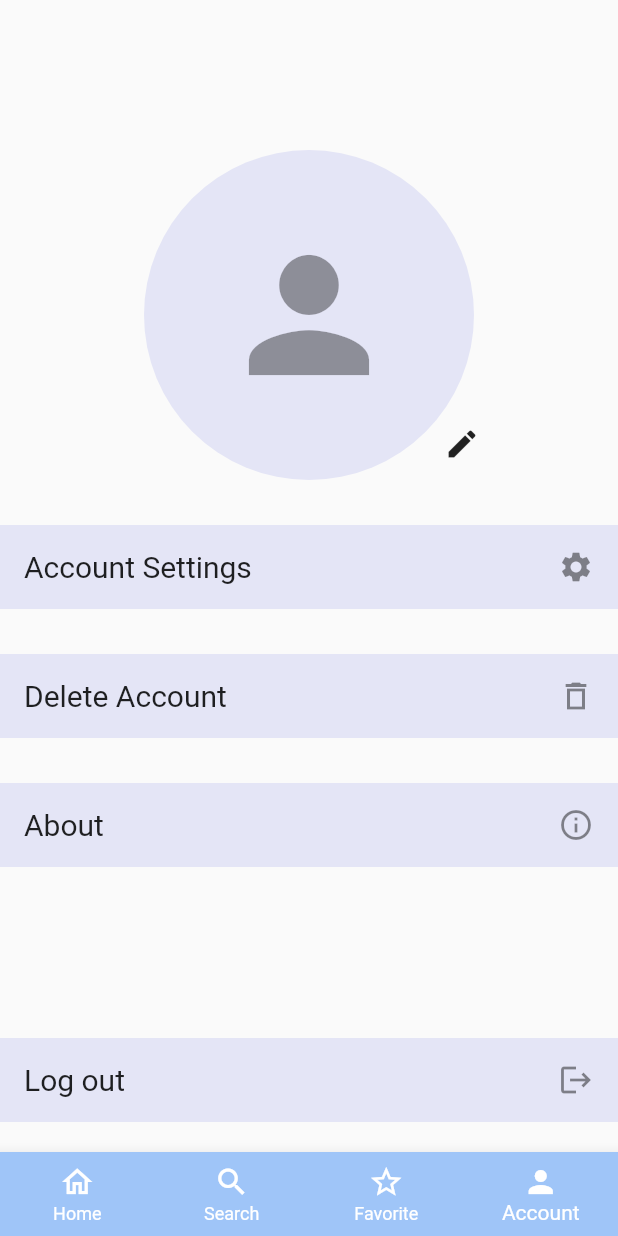
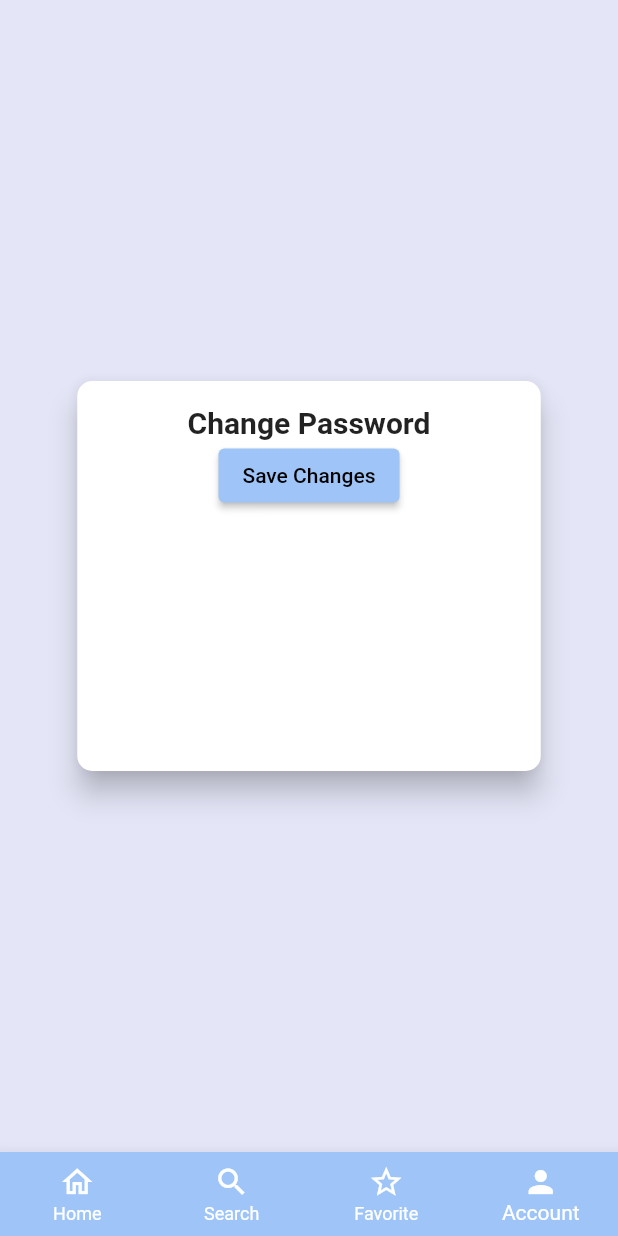
Before and after one commit to imranZMiko/Eten, a Flutter app: the screen it shows after launch, item 4 of the bottom bar chosen, on a phone screen of 412 x 824 dp. Run offline on Flutter 3.47's test engine with Material 2 defaults, Android fonts, the phone set to English and light mode, and no system bars.

Commit message:
Added change password screen

```diff
--- /dev/null
+++ b/lib/screens/change_password.dart
@@ -0,0 +1,19 @@
+import 'package:eten/widgets/authentication_card.dart';
+import 'package:flutter/material.dart';
+
+class ChangePassword extends StatelessWidget {
+  const ChangePassword({Key? key}) : super(key: key);
+
+  @override
+  Widget build(BuildContext context) {
+    return Scaffold(
+      backgroundColor: Theme.of(context).backgroundColor,
+      body: Center(
+        child: AuthCard(
+        topText: 'Change Password',
+        formTextList: ['Old Password', 'New Password', 'Confirm New Password'],
+        buttonText: 'Save Changes',
+      ),),
+    );
+  }
+}
--- a/lib/widgets/authentication_card.dart
+++ b/lib/widgets/authentication_card.dart
@@ -1,5 +1,6 @@
 import 'package:flutter/material.dart';
 import 'package:eten/widgets/authentication_fields.dart';
+import 'package:flutter/rendering.dart';
 
 class AuthCard extends StatelessWidget {
   const AuthCard(
@@ -11,7 +12,7 @@ class AuthCard extends StatelessWidget {
       : super(key: key);
 
   final String topText;
-  final List<Map<String, String>> formTextList;
+  final List<String> formTextList;
   final String buttonText;
   final textButtonText;
 
@@ -31,15 +32,24 @@ class AuthCard extends StatelessWidget {
         child: Form(
           child: Column(
             children: <Widget>[
-              Text(topText),
-              ListView.builder(
+              Text(
+                topText,
+                style: TextStyle(
+                  fontSize: 20,
+                  fontWeight: FontWeight.bold,
+                ),
+              ),
+
+              /* ListView.builder(
                 scrollDirection: Axis.horizontal,
                 itemBuilder: (context, index) {
                   return Authfield(formText: formTextList[index]);
                 },
                 itemCount: formTextList.length,
-              ),
+              ),*/
               ElevatedButton(
+               /* style: ButtonStyle(
+                    backgroundColor: ),*/
                 onPressed: () {},
                 child: Text(buttonText),
               ),
--- a/lib/widgets/authentication_fields.dart
+++ b/lib/widgets/authentication_fields.dart
@@ -2,15 +2,18 @@ import 'package:flutter/material.dart';
 
 class Authfield extends StatelessWidget {
   const Authfield({required this.formText, Key? key}) : super(key: key);
-  final Map<String, String> formText;
+  final String formText;
 
   @override
   Widget build(BuildContext context) {
     return TextFormField(
-      decoration: InputDecoration(labelText: formText as String),
+      decoration: InputDecoration(labelText: formText),
       onSaved: (value) {},
-      obscureText: formText as String == 'Password' ||
-              formText as String == 'Confirm Password'
+      obscureText: formText == 'Password' ||
+              formText == 'Confirm Password' ||
+              formText == 'Old Password' ||
+              formText == 'New Password' ||
+              formText == 'Confirm New Password'
           ? true
           : false,
     );
--- a/lib/widgets/tab_bar.dart
+++ b/lib/widgets/tab_bar.dart
@@ -1,3 +1,4 @@
+import 'package:eten/screens/change_password.dart';
 import 'package:eten/screens/favorites_screen.dart';
 import 'package:eten/screens/homepage_screen.dart';
 import 'package:eten/screens/search_screen.dart';
@@ -14,7 +15,7 @@ class _TabsScreenState extends State<TabsScreen> {
     HomePageScreen(),
     SearchScreen(),
     FavoritesScreen(),
-    AccountScreen(),
+    ChangePassword(),
   ];
   int _selectedPageIndex = 0;
 
```
